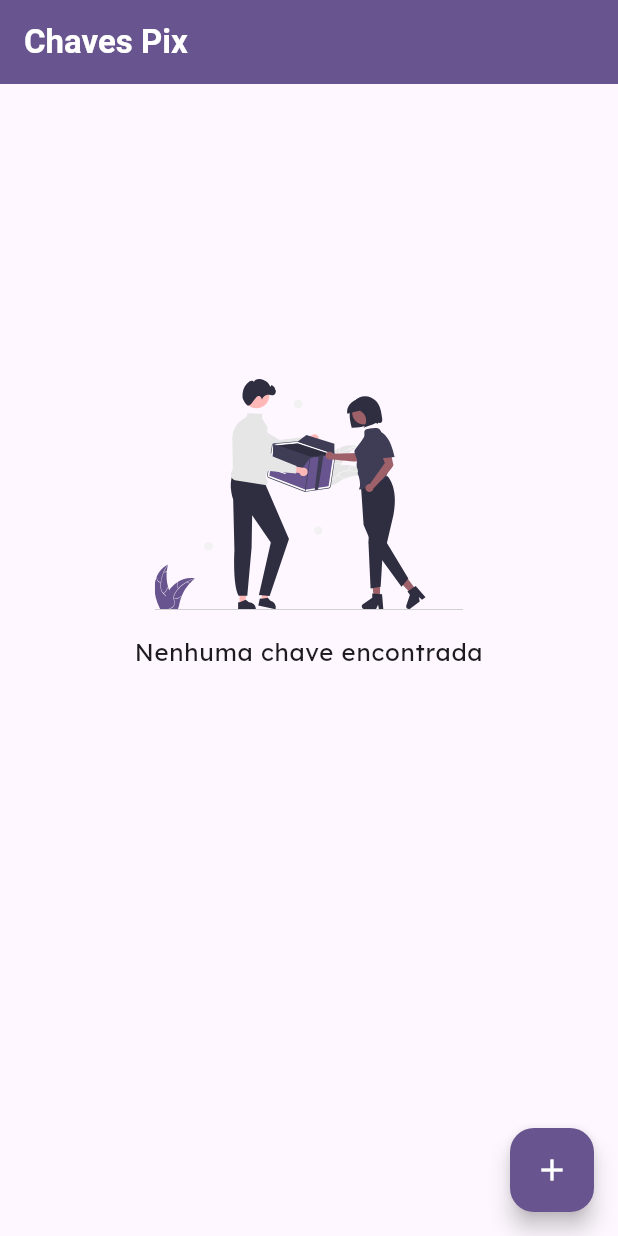
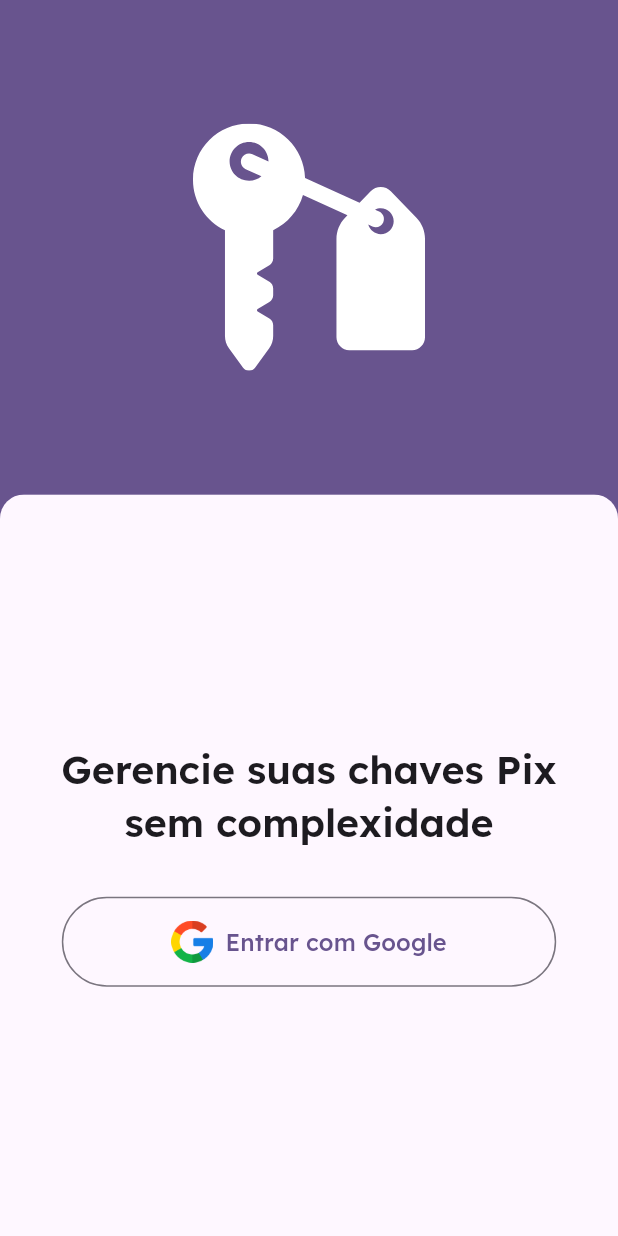
Before and after one commit to adrianoqueirozdev/pix-keeper-v3, a Flutter app: the screen it shows after launch, on a phone screen of 412 x 824 dp. Run offline on Flutter 3.47's test engine with Material 3 defaults, Android fonts, the light colour scheme and no system bars; drawn by our look-alikes of flutter_animate; our stand-ins replace animate_do, brasil_fields, cached_network_image, cloud_firestore, firebase_auth, firebase_core and 8 more; missing offline and left inert: device_apps, secure_application; accounts and stored records are empty.

Commit message:
feat: add login with google

```diff
--- a/lib/app.dart
+++ b/lib/app.dart
@@ -25,7 +25,7 @@ class App extends StatelessWidget {
           brightness: controller.brightness,
         );
 
-        final isDark = colorScheme.brightness == Brightness.dark;
+        final isDarkMode = colorScheme.brightness == Brightness.dark;
         final TextTheme textTheme = Theme.of(context).textTheme;
 
         return GetMaterialApp(
@@ -34,14 +34,27 @@ class App extends StatelessWidget {
           theme: ThemeData(
             colorScheme: colorScheme,
             useMaterial3: true,
-            fontFamily: AppFontes.lexendDeca,
+            scaffoldBackgroundColor: isDarkMode ? colorScheme.onSecondary : colorScheme.primary,
+            textTheme: textTheme.apply(
+              fontSizeFactor: 1.05,
+              fontSizeDelta: 1.0,
+              fontFamily: AppFontes.lexendDeca,
+              bodyColor: colorScheme.onSurface,
+            ),
             appBarTheme: AppBarTheme(
               scrolledUnderElevation: 0,
-              backgroundColor: isDark ? colorScheme.onSecondary : colorScheme.primary,
-              foregroundColor: isDark ? colorScheme.onSurface : colorScheme.onPrimary,
+              backgroundColor: isDarkMode ? colorScheme.onSecondary : colorScheme.primary,
+              foregroundColor: isDarkMode ? colorScheme.onSurface : colorScheme.onPrimary,
               titleTextStyle: textTheme.titleLarge?.copyWith(
                 fontWeight: FontWeight.w600,
-                color: isDark ? colorScheme.onSurface : colorScheme.onPrimary,
+                color: isDarkMode ? colorScheme.onSurface : colorScheme.onPrimary,
+              ),
+            ),
+            tooltipTheme: TooltipThemeData(
+              margin: const EdgeInsets.symmetric(horizontal: 12),
+              decoration: BoxDecoration(
+                color: colorScheme.onSurface,
+                borderRadius: BorderRadius.circular(4),
               ),
             ),
             bottomSheetTheme: BottomSheetThemeData(
@@ -49,8 +62,8 @@ class App extends StatelessWidget {
               surfaceTintColor: colorScheme.surface,
             ),
             floatingActionButtonTheme: FloatingActionButtonThemeData(
-              backgroundColor: isDark ? colorScheme.primaryContainer : colorScheme.primary,
-              foregroundColor: isDark ? colorScheme.onPrimaryContainer : colorScheme.onPrimary,
+              backgroundColor: isDarkMode ? colorScheme.primaryContainer : colorScheme.primary,
+              foregroundColor: isDarkMode ? colorScheme.onPrimaryContainer : colorScheme.onPrimary,
             ),
             pageTransitionsTheme: const PageTransitionsTheme(
               builders: {
--- a/lib/main.dart
+++ b/lib/main.dart
@@ -1,3 +1,4 @@
+import 'package:cloud_firestore/cloud_firestore.dart';
 import 'package:firebase_core/firebase_core.dart';
 import 'package:flutter/material.dart';
 import 'package:pix_keeper/app.dart';
@@ -19,5 +20,10 @@ void main() async {
     ),
   );
 
+  FirebaseFirestore.instance.settings = const Settings(
+    persistenceEnabled: true,
+    cacheSizeBytes: Settings.CACHE_SIZE_UNLIMITED,
+  );
+
   runApp(const App());
 }
--- a/lib/presentation/home/home_page_controller.dart
+++ b/lib/presentation/home/home_page_controller.dart
@@ -1,3 +1,4 @@
+import 'package:firebase_auth/firebase_auth.dart';
 import 'package:flutter/material.dart';
 import 'package:get/get.dart';
 import 'package:pix_keeper/core/data/models/pix_key.dart';
@@ -8,6 +9,8 @@ import 'package:pix_keeper/shared/widgets/banks_list.dart';
 
 class HomePageController extends GetxController {
   final context = Get.context!;
+  final user = FirebaseAuth.instance.currentUser;
+
   late final PixKeyBloc pixKeyBloc;
 
   Future<void> onRefresh() async {
--- a/lib/presentation/home/widgets/pix_keys_list.dart
+++ b/lib/presentation/home/widgets/pix_keys_list.dart
@@ -83,9 +83,7 @@ class PixKeysList extends StatelessWidget {
                           ],
                         ),
                         trailing: IconButton(
-                          onPressed: () => copyController.copyText(pixKey).then((_) {
-                            onShowBottomSheetBanks?.call(pixKey);
-                          }),
+                          onPressed: () => onShowBottomSheetBanks?.call(pixKey),
                           icon: Icon(
                             copyController.icon(pixKey),
                           ),
--- a/lib/presentation/home/widgets/pix_keys_list_skeleton.dart
+++ b/lib/presentation/home/widgets/pix_keys_list_skeleton.dart
@@ -7,7 +7,7 @@ class PixKeysListSkeleton extends StatelessWidget {
   @override
   Widget build(BuildContext context) {
     return ListView.builder(
-      itemCount: 10,
+      itemCount: 5,
       itemBuilder: (context, index) {
         return const ShimmerItem(
           height: 84,
--- /dev/null
+++ b/lib/presentation/login/login_page.dart
@@ -0,0 +1,80 @@
+import 'package:flutter/material.dart';
+import 'package:flutter_animate/flutter_animate.dart';
+import 'package:flutter_svg/flutter_svg.dart';
+import 'package:get/get.dart';
+import 'package:pix_keeper/presentation/login/login_page_controller.dart';
+import 'package:pix_keeper/shared/constants/app_images.dart';
+
+class LoginPage extends StatelessWidget {
+  const LoginPage({super.key});
+
+  @override
+  Widget build(BuildContext context) {
+    final colorSchema = Theme.of(context).colorScheme;
+    final size = MediaQuery.of(context).size;
+
+    return GetBuilder<LoginPageController>(
+      init: LoginPageController(),
+      builder: (controller) {
+        return Scaffold(
+          appBar: AppBar(
+            centerTitle: true,
+            toolbarHeight: size.height * 0.4,
+            title: SvgPicture.asset(
+              AppImages.logoDefault,
+              height: size.height * 0.2,
+            ).animate().fade(),
+          ),
+          body: Container(
+            width: size.width,
+            decoration: BoxDecoration(
+              color: colorSchema.surface,
+              borderRadius: const BorderRadius.vertical(top: Radius.circular(16)),
+            ),
+            child: Padding(
+              padding: const EdgeInsets.all(12),
+              child: Column(
+                crossAxisAlignment: CrossAxisAlignment.center,
+                mainAxisAlignment: MainAxisAlignment.center,
+                children: [
+                  Text(
+                    "Gerencie suas chaves Pix sem complexidade",
+                    style: Theme.of(context).textTheme.headlineSmall?.copyWith(
+                          fontWeight: FontWeight.w600,
+                        ),
+                    textAlign: TextAlign.center,
+                  )
+                      .animate()
+                      .slideY(
+                        begin: -1,
+                        end: 0,
+                        duration: 300.ms,
+                        delay: 300.ms,
+                      )
+                      .fade(delay: 400.ms),
+                  const SizedBox(height: 32),
+                  SizedBox(
+                    width: size.width * 0.8,
+                    child: OutlinedButton.icon(
+                      style: OutlinedButton.styleFrom(
+                        padding: const EdgeInsets.symmetric(vertical: 16, horizontal: 32),
+                      ),
+                      onPressed: controller.login,
+                      label: const Text("Entrar com Google"),
+                      icon: Image.asset(AppImages.iconGoogle, width: 28, height: 28),
+                    ),
+                  ).animate().shakeX(delay: 700.ms),
+                ],
+              ),
+            ),
+          ),
+          bottomSheet: controller.isLoading
+              ? const LinearProgressIndicator(
+                  minHeight: 6,
+                )
+              : null,
+        );
+      },
+    );
+  }
+}
--- a/lib/routes.dart
+++ b/lib/routes.dart
@@ -1,5 +1,6 @@
 import 'package:flutter/material.dart';
 import 'package:pix_keeper/presentation/home/home_page.dart';
+import 'package:pix_keeper/presentation/login/login_page.dart';
 import 'package:pix_keeper/presentation/pix_key_details/pix_key_details_page.dart';
 import 'package:pix_keeper/presentation/pix_key_form/pix_key_form_page.dart';
 import 'package:pix_keeper/presentation/splash/splash_page.dart';
@@ -8,6 +9,7 @@ import 'package:pix_keeper/shared/constants/app_routes.dart';
 Map<String, Widget Function(BuildContext context)> getRoutes() {
   return {
     AppRoutes.splash: (_) => const SplashPage(),
+    AppRoutes.login: (_) => const LoginPage(),
     AppRoutes.home: (_) => const HomePage(),
     AppRoutes.pixKeyForm: (_) => const PixKeyFormPage(),
     AppRoutes.pixKeyDetails: (_) => const PixKeyDetailsPage(),
--- a/lib/shared/constants/app_routes.dart
+++ b/lib/shared/constants/app_routes.dart
@@ -2,6 +2,7 @@ class AppRoutes {
   AppRoutes._();
 
   static const splash = '/';
+  static const login = '/login';
   static const home = '/home';
   static const String pixKeyForm = '/pix-key-form';
   static const String pixKeyDetails = '/pix-key-details';
--- a/pubspec.yaml
+++ b/pubspec.yaml
@@ -61,6 +61,9 @@ dependencies:
   url_launcher: ^6.3.0
   share_plus: ^9.0.0
   flutter_svg: ^2.0.10+1
+  firebase_auth: ^5.1.2
+  google_sign_in: ^6.2.1
+  cached_network_image: ^3.3.1
 
 
 dev_dependencies:
```
Also changed, not shown: lib/presentation/home/home_page.dart (+40 -4 lines), lib/presentation/login/login_page_controller.dart (added, +35 -0 lines), lib/presentation/pix_key_details/pix_key_details_page.dart (+5 -4 lines), lib/presentation/pix_key_details/widgets/pix_key_qr_code.dart (+13 -4 lines), lib/presentation/pix_key_details/widgets/title_detail.dart (+11 -10 lines), lib/presentation/pix_key_form/pix_key_form_page.dart (+19 -10 lines), lib/presentation/splash/splash_page_controller.dart (+8 -1 lines), lib/shared/widgets/bank_icon_button.dart (+3 -7 lines), lib/shared/widgets/banks_list.dart (+10 -6 lines), lib/shared/widgets/profile_avatar.dart (added, +32 -0 lines), firebase.json, pubspec.lock, 2 other files.
